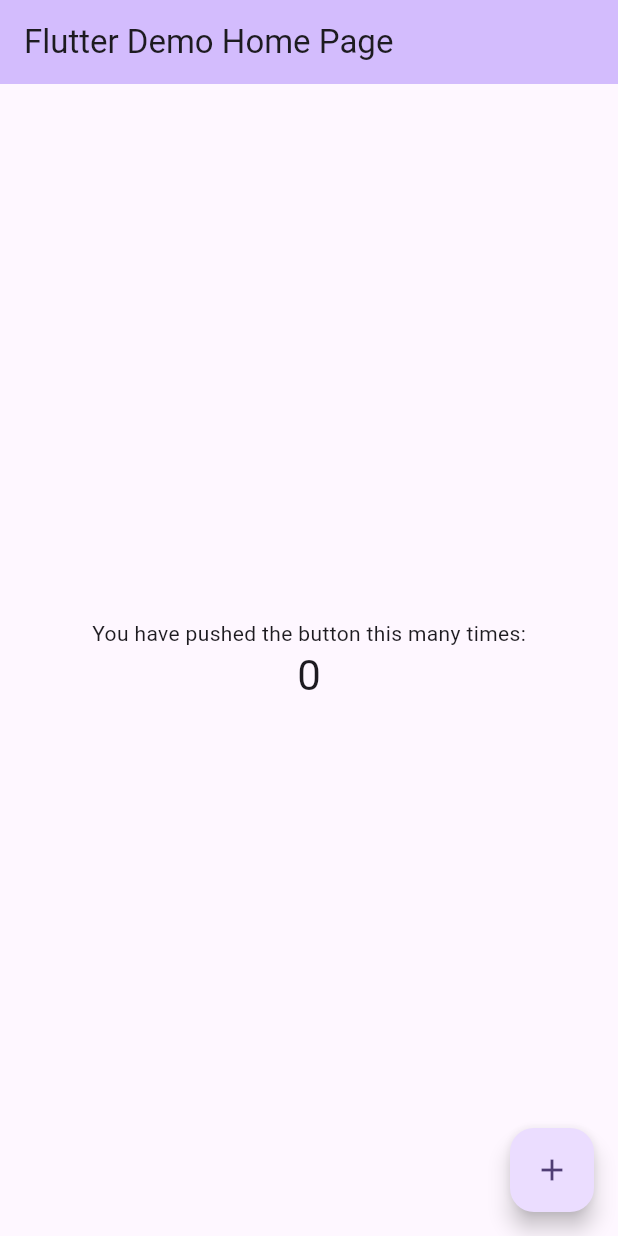
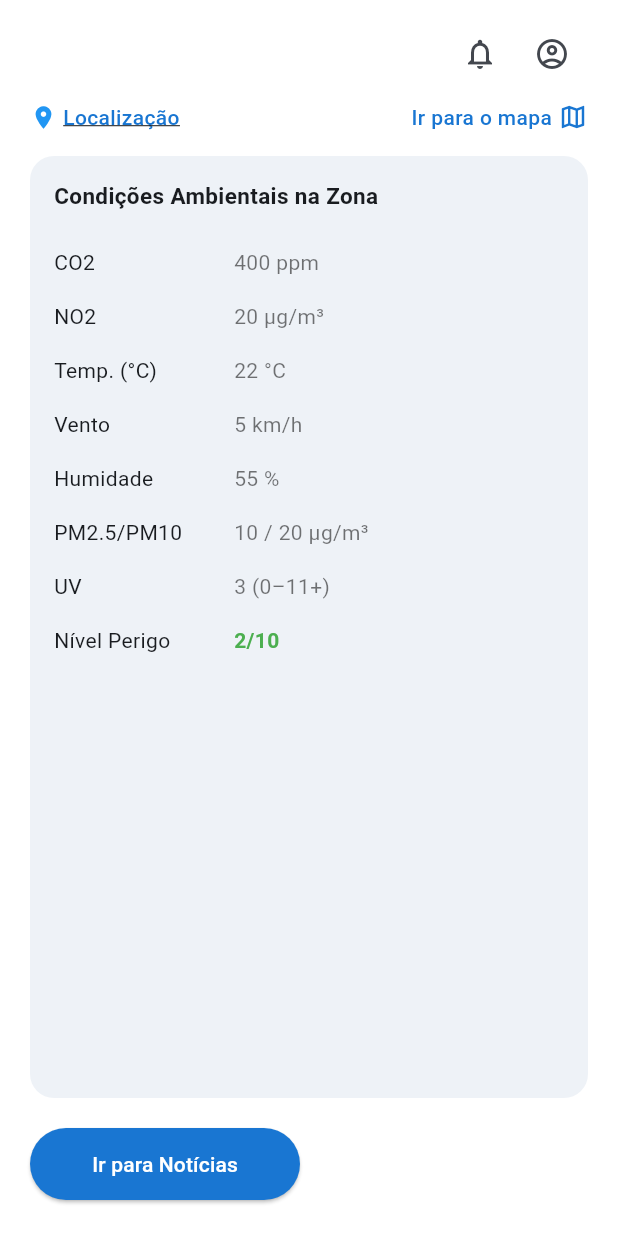
Before and after one commit to cacheiralua/Projeto-CM, a Flutter app: the screen it shows after launch, on a phone screen of 412 x 824 dp. Run offline on Flutter 3.47's test engine with Material 3 defaults, Android fonts, the phone set to English and light mode, and no system bars; our stand-ins replace go_router.

Commit message:
Add go_router and UI screens
Introduce app routing and initial UI: add router.dart with GoRouter routes for '/', '/map', '/news', and '/notifications'; implement HomeScreen, MapScreen, NewsScreen and NotificationsScreen. Update main.dart to rename MyApp -> AirCareApp, switch to MaterialApp.router using routerConfig: appRouter, enable Material3 theme and set app title. Add go_router to pubspec.yaml and update tests (widget_test) to pump AirCareApp and assert new UI text. Removes the default counter sample UI in favor of the new screens and navigation.

```diff
--- a/aircare/lib/main.dart
+++ b/aircare/lib/main.dart
@@ -1,122 +1,23 @@
 import 'package:flutter/material.dart';
+import 'router.dart';
 
 void main() {
-  runApp(const MyApp());
+  runApp(const AirCareApp());
 }
 
-class MyApp extends StatelessWidget {
-  const MyApp({super.key});
+class AirCareApp extends StatelessWidget {
+  const AirCareApp({super.key});
 
-  // This widget is the root of your application.
   @override
   Widget build(BuildContext context) {
-    return MaterialApp(
-      title: 'Flutter Demo',
+    return MaterialApp.router(
+      title: 'AirCare',
+      debugShowCheckedModeBanner: false,
       theme: ThemeData(
-        // This is the theme of your application.
-        //
-        // TRY THIS: Try running your application with "flutter run". You'll see
-        // the application has a purple toolbar. Then, without quitting the app,
-        // try changing the seedColor in the colorScheme below to Colors.green
-        // and then invoke "hot reload" (save your changes or press the "hot
-        // reload" button in a Flutter-supported IDE, or press "r" if you used
-        // the command line to start the app).
-        //
-        // Notice that the counter didn't reset back to zero; the application
-        // state is not lost during the reload. To reset the state, use hot
-        // restart instead.
-        //
-        // This works for code too, not just values: Most code changes can be
-        // tested with just a hot reload.
-        colorScheme: .fromSeed(seedColor: Colors.deepPurple),
+        colorScheme: ColorScheme.fromSeed(seedColor: Colors.blue),
+        useMaterial3: true,
       ),
-      home: const MyHomePage(title: 'Flutter Demo Home Page'),
+      routerConfig: appRouter,
     );
   }
 }
-
-class MyHomePage extends StatefulWidget {
-  const MyHomePage({super.key, required this.title});
-
-  // This widget is the home page of your application. It is stateful, meaning
-  // that it has a State object (defined below) that contains fields that affect
-  // how it looks.
-
-  // This class is the configuration for the state. It holds the values (in this
-  // case the title) provided by the parent (in this case the App widget) and
-  // used by the build method of the State. Fields in a Widget subclass are
-  // always marked "final".
-
-  final String title;
-
-  @override
-  State<MyHomePage> createState() => _MyHomePageState();
-}
-
-class _MyHomePageState extends State<MyHomePage> {
-  int _counter = 0;
-
-  void _incrementCounter() {
-    setState(() {
-      // This call to setState tells the Flutter framework that something has
-      // changed in this State, which causes it to rerun the build method below
-      // so that the display can reflect the updated values. If we changed
-      // _counter without calling setState(), then the build method would not be
-      // called again, and so nothing would appear to happen.
-      _counter++;
-    });
-  }
-
-  @override
-  Widget build(BuildContext context) {
-    // This method is rerun every time setState is called, for instance as done
-    // by the _incrementCounter method above.
-    //
-    // The Flutter framework has been optimized to make rerunning build methods
-    // fast, so that you can just rebuild anything that needs updating rather
-    // than having to individually change instances of widgets.
-    return Scaffold(
-      appBar: AppBar(
-        // TRY THIS: Try changing the color here to a specific color (to
-        // Colors.amber, perhaps?) and trigger a hot reload to see the AppBar
-        // change color while the other colors stay the same.
-        backgroundColor: Theme.of(context).colorScheme.inversePrimary,
-        // Here we take the value from the MyHomePage object that was created by
-        // the App.build method, and use it to set our appbar title.
-        title: Text(widget.title),
-      ),
-      body: Center(
-        // Center is a layout widget. It takes a single child and positions it
-        // in the middle of the parent.
-        child: Column(
-          // Column is also a layout widget. It takes a list of children and
-          // arranges them vertically. By default, it sizes itself to fit its
-          // children horizontally, and tries to be as tall as its parent.
-          //
-          // Column has various properties to control how it sizes itself and
-          // how it positions its children. Here we use mainAxisAlignment to
-          // center the children vertically; the main axis here is the vertical
-          // axis because Columns are vertical (the cross axis would be
-          // horizontal).
-          //
-          // TRY THIS: Invoke "debug painting" (choose the "Toggle Debug Paint"
-          // action in the IDE, or press "p" in the console), to see the
-          // wireframe for each widget.
-          mainAxisAlignment: .center,
-          children: [
-            const Text('You have pushed the button this many times:'),
-            Text(
-              '$_counter',
-              style: Theme.of(context).textTheme.headlineMedium,
-            ),
-          ],
-        ),
-      ),
-      floatingActionButton: FloatingActionButton(
-        onPressed: _incrementCounter,
-        tooltip: 'Increment',
-        child: const Icon(Icons.add),
-      ),
-    );
-  }
-}
--- /dev/null
+++ b/aircare/lib/router.dart
@@ -0,0 +1,27 @@
+import 'package:go_router/go_router.dart';
+import 'screens/home_screen.dart';
+import 'screens/map_screen.dart';
+import 'screens/news_screen.dart';
+import 'screens/notifications_screen.dart';
+
+final appRouter = GoRouter(
+  initialLocation: '/',
+  routes: [
+    GoRoute(
+      path: '/',
+      builder: (context, state) => const HomeScreen(),
+    ),
+    GoRoute(
+      path: '/map',
+      builder: (context, state) => const MapScreen(),
+    ),
+    GoRoute(
+      path: '/news',
+      builder: (context, state) => const NewsScreen(),
+    ),
+    GoRoute(
+      path: '/notifications',
+      builder: (context, state) => const NotificationsScreen(),
+    ),
+  ],
+);
--- /dev/null
+++ b/aircare/lib/screens/home_screen.dart
@@ -0,0 +1,156 @@
+import 'package:flutter/material.dart';
+import 'package:go_router/go_router.dart';
+
+class HomeScreen extends StatelessWidget {
+  const HomeScreen({super.key});
+
+  @override
+  Widget build(BuildContext context) {
+    return Scaffold(
+      backgroundColor: Colors.white,
+      body: SafeArea(
+        child: Padding(
+          padding: const EdgeInsets.symmetric(horizontal: 20, vertical: 12),
+          child: Column(
+            crossAxisAlignment: CrossAxisAlignment.start,
+            children: [
+              // Top icons row
+              Row(
+                mainAxisAlignment: MainAxisAlignment.end,
+                children: [
+                  IconButton(
+                    icon: const Icon(Icons.notifications_outlined),
+                    onPressed: () => context.push('/notifications'),
+                  ),
+                  IconButton(
+                    icon: const Icon(Icons.account_circle_outlined),
+                    onPressed: () {},
+                  ),
+                ],
+              ),
+              const SizedBox(height: 8),
+              // Location + Map row
+              Row(
+                mainAxisAlignment: MainAxisAlignment.spaceBetween,
+                children: [
+                  Row(
+                    children: [
+                      const Icon(Icons.location_on, color: Colors.blue, size: 18),
+                      const SizedBox(width: 4),
+                      Text(
+                        'Localização',
+                        style: TextStyle(
+                          color: Colors.blue[700],
+                          decoration: TextDecoration.underline,
+                          fontWeight: FontWeight.w500,
+                        ),
+                      ),
+                    ],
+                  ),
+                  GestureDetector(
+                    onTap: () => context.go('/map'),
+                    child: Row(
+                      children: [
+                        Text(
+                          'Ir para o mapa',
+                          style: TextStyle(color: Colors.blue[700], fontWeight: FontWeight.w500),
+                        ),
+                        const SizedBox(width: 4),
+                        Icon(Icons.map_outlined, color: Colors.blue[700], size: 20),
+                      ],
+                    ),
+                  ),
+                ],
+              ),
+              const SizedBox(height: 16),
+              // Environmental conditions card
+              Expanded(
+                child: Container(
+                  width: double.infinity,
+                  padding: const EdgeInsets.all(16),
+                  decoration: BoxDecoration(
+                    color: const Color(0xFFEEF2F7),
+                    borderRadius: BorderRadius.circular(16),
+                  ),
+                  child: Column(
+                    crossAxisAlignment: CrossAxisAlignment.start,
+                    children: [
+                      const Text(
+                        'Condições Ambientais na Zona',
+                        style: TextStyle(fontWeight: FontWeight.bold, fontSize: 15),
+                      ),
+                      const SizedBox(height: 16),
+                      _buildRow('CO2', '400 ppm'),
+                      _buildRow('NO2', '20 μg/m³'),
+                      _buildRow('Temp. (°C)', '22 °C'),
+                      _buildRow('Vento', '5 km/h'),
+                      _buildRow('Humidade', '55 %'),
+                      _buildRow('PM2.5/PM10', '10 / 20 μg/m³'),
+                      _buildRow('UV', '3 (0–11+)'),
+                      _buildDangerRow('Nível Perigo', '2/10'),
+                    ],
+                  ),
+                ),
+              ),
+              const SizedBox(height: 20),
+              // Bottom button
+              SizedBox(
+                width: 180,
+                child: ElevatedButton(
+                  onPressed: () => context.go('/news'),
+                  style: ElevatedButton.styleFrom(
+                    backgroundColor: Colors.blue[700],
+                    foregroundColor: Colors.white,
+                    shape: RoundedRectangleBorder(
+                      borderRadius: BorderRadius.circular(24),
+                    ),
+                    padding: const EdgeInsets.symmetric(vertical: 14),
+                  ),
+                  child: const Text('Ir para Notícias'),
+                ),
+              ),
+              const SizedBox(height: 12),
+            ],
+          ),
+        ),
+      ),
+    );
+  }
+
+  Widget _buildRow(String label, String value) {
+    return Padding(
+      padding: const EdgeInsets.symmetric(vertical: 8),
+      child: Row(
+        children: [
+          SizedBox(
+            width: 120,
+            child: Text(label, style: const TextStyle(fontSize: 14)),
+          ),
+          Text(value, style: const TextStyle(fontSize: 14, color: Colors.black54)),
+        ],
+      ),
+    );
+  }
+
+  Widget _buildDangerRow(String label, String value) {
+    return Padding(
+      padding: const EdgeInsets.symmetric(vertical: 8),
+      child: Row(
+        children: [
+          SizedBox(
+            width: 120,
+            child: Text(label, style: const TextStyle(fontSize: 14)),
+          ),
+          Text(
+            value,
+            style: const TextStyle(
+              fontSize: 14,
+              color: Colors.green,
+              fontWeight: FontWeight.bold,
+            ),
+          ),
+        ],
+      ),
+    );
+  }
+}
--- a/aircare/pubspec.yaml
+++ b/aircare/pubspec.yaml
@@ -34,6 +34,7 @@ dependencies:
   # The following adds the Cupertino Icons font to your application.
   # Use with the CupertinoIcons class for iOS style icons.
   cupertino_icons: ^1.0.8
+  go_router: ^14.0.0
 
 dev_dependencies:
   flutter_test:
```
Also changed, not shown: aircare/lib/screens/map_screen.dart (added, +181 -0 lines), aircare/lib/screens/news_screen.dart (added, +134 -0 lines), aircare/lib/screens/notifications_screen.dart (added, +125 -0 lines), aircare/pubspec.lock, 2 other files.
